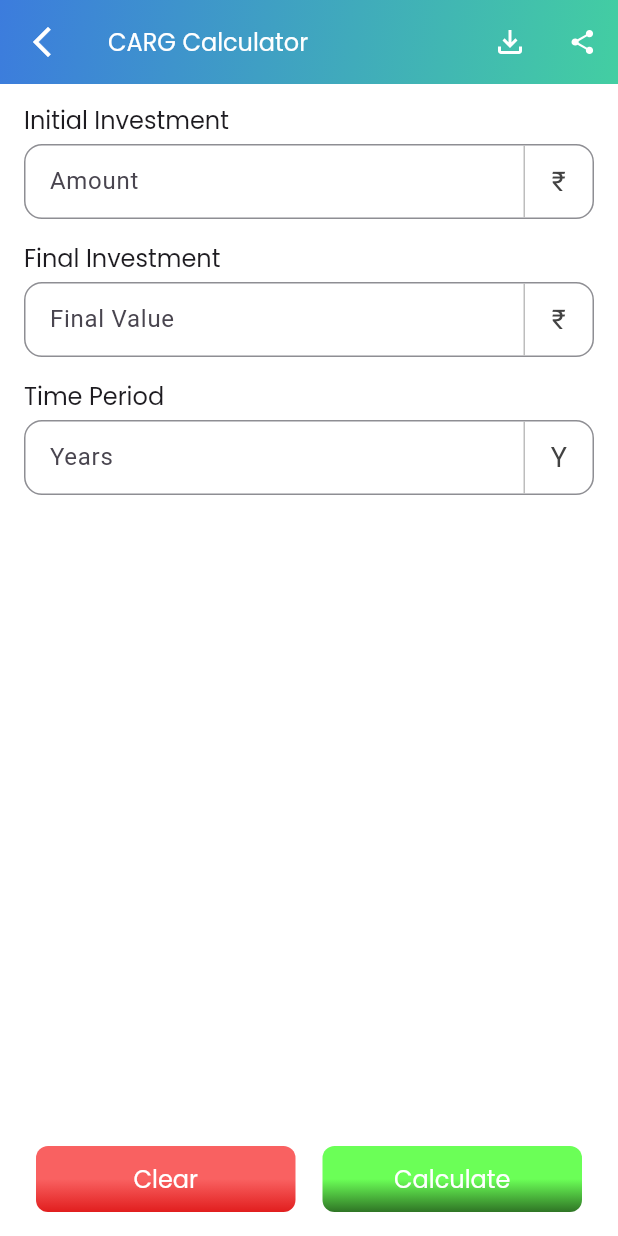
After one commit to shoaib3474/demo_project, a Flutter app: the CARGcalcView screen opened directly, on a phone screen of 412 x 824 dp. The commit adds this screen. Run offline on Flutter 3.47's test engine with Material 3 defaults, Android fonts, the phone set to English and light mode, and no system bars; our stand-ins replace fl_chart, flutter_svg, get, shared_preferences; accounts and stored records are empty.

Commit message:
create investment calcs

```diff
--- /dev/null
+++ b/lib/controller/investment_ctrls/CARG_ctrls.dart
@@ -0,0 +1,44 @@
+import 'dart:math';
+
+import 'package:demo_project/utils/services/base_shared_preference.dart';
+import 'package:demo_project/models/base_calculator_model.dart';
+
+class CARGController {
+  static const String _key = 'carg_result';
+
+  /// Calculates the Compound Annual Growth Rate (CAGR)
+  static BaseCalculatorModel calculate({
+    required double amount,
+    required double rate,
+    required double time,
+  }) {
+    final finalValue = rate;
+    final initialValue = amount;
+
+    final carg = pow((finalValue / initialValue), (1 / time)) - 1;
+    final cargPercent = carg * 100;
+
+    final gain = finalValue - initialValue;
+
+    return BaseCalculatorModel(
+      amount: amount,
+      rate: rate,
+      time: time,
+      result1: gain, // Total Gain
+      result2: rate, // Final Investment
+      result3: cargPercent.toDouble(), // CAGR %
+    );
+  }
+
+  static Future<void> save(BaseCalculatorModel model) async {
+    await BaseSharedPreference.save(_key, model);
+  }
+
+  static Future<BaseCalculatorModel?> load() async {
+    return await BaseSharedPreference.load(_key);
+  }
+
+  static Future<void> clear() async {
+    await BaseSharedPreference.clear(_key);
+  }
+}
--- /dev/null
+++ b/lib/controller/investment_ctrls/RD_calc_ctrls.dart
@@ -0,0 +1,52 @@
+import 'dart:math';
+
+import 'package:demo_project/models/base_calculator_model.dart';
+import 'package:demo_project/utils/services/base_shared_preference.dart';
+
+class RDController {
+  static const String _key = 'rd_calculator_result';
+
+  /// Calculate Recursive Deposit maturity amount
+  /// amount = monthly investment
+  /// rate = annual interest rate (percent)
+  /// time = years
+  static BaseCalculatorModel calculate({
+    required double amount,
+    required double rate,
+    required double time,
+  }) {
+    final monthlyRate = rate / 12 / 100;
+    final months = time * 12;
+
+    double maturityAmount;
+    if (monthlyRate > 0) {
+      maturityAmount =
+          amount * (pow(1 + monthlyRate, months) - 1) / monthlyRate;
+    } else {
+      maturityAmount = amount * months;
+    }
+
+    final investedAmount = amount * months;
+    final interestEarned = maturityAmount - investedAmount;
+
+    return BaseCalculatorModel(
+      amount: investedAmount,
+      result1: maturityAmount,
+      result2: interestEarned,
+      rate: rate,
+      time: time,
+    );
+  }
+
+  static Future<void> save(BaseCalculatorModel model) async {
+    await BaseSharedPreference.save(_key, model);
+  }
+
+  static Future<BaseCalculatorModel?> load() async {
+    return await BaseSharedPreference.load(_key);
+  }
+
+  static Future<void> clear() async {
+    await BaseSharedPreference.clear(_key);
+  }
+}
--- /dev/null
+++ b/lib/controller/investment_ctrls/post_office_ctrls.dart
@@ -0,0 +1,44 @@
+import 'package:demo_project/utils/services/base_shared_preference.dart';
+import 'package:demo_project/models/base_calculator_model.dart';
+
+class PostOfficeMISController {
+  static const String _key = 'post_office_mis_result';
+
+  /// Calculates:
+  /// - Monthly Interest = (P × R × T) / 100 ÷ (T × 12)
+  /// - Total Interest = (P × R × T) / 100
+  /// - Total Amount Payable = P + Total Interest
+  static BaseCalculatorModel calculate({
+    required double amount,
+    required double rate,
+    required double time,
+  }) {
+    final totalInterest = (amount * rate * time) / 100;
+    final monthlyInterest = totalInterest / (time * 12);
+    final totalPayable = amount + totalInterest;
+
+    return BaseCalculatorModel(
+      amount: amount, // P
+      rate: rate, // R
+      time: time, // T
+      result1: monthlyInterest,
+      result2: totalInterest,
+      result3: totalPayable,
+    );
+  }
+
+  /// Save the result to shared preferences
+  static Future<void> save(BaseCalculatorModel model) async {
+    await BaseSharedPreference.save(_key, model);
+  }
+
+  /// Load saved result from shared preferences
+  static Future<BaseCalculatorModel?> load() async {
+    return await BaseSharedPreference.load(_key);
+  }
+
+  /// Clear saved result
+  static Future<void> clear() async {
+    await BaseSharedPreference.clear(_key);
+  }
+}
--- a/lib/routes/calc_routs.dart
+++ b/lib/routes/calc_routs.dart
@@ -4,6 +4,8 @@ import 'package:demo_project/view/screens/calculators/income%20tax/HRA_calc_view
 import 'package:demo_project/view/screens/calculators/income%20tax/capital_gain_calc_view.dart';
 import 'package:demo_project/view/screens/calculators/income%20tax/depreciation_calc_view.dart';
 import 'package:demo_project/view/screens/calculators/income%20tax/tax_calc_view.dart';
+import 'package:demo_project/view/screens/calculators/investment/CAGA_calc_view.dart';
+import 'package:demo_project/view/screens/calculators/investment/post_office_MIS_view.dart';
 import 'package:flutter/material.dart';
 // Import all required calculator views...
 
@@ -14,4 +16,10 @@ final Map<String, Widget Function()> calculatorRouteMap = {
   "Depreciation Calculator": () => DepreciationCalcView(),
   "Tax Calculator": () => TaxtCalcView(),
   "Capital Gain Calculator": () => CapitalGainCalcView(),
+  "Post Office MIS": () => PostOfficeMISView(),
+  "CARG Calculator": () => CARGcalcView(),
+  // "RD Calculator"
+  // "FD Calculator",
+  // "Lump Sum Calculator",
+  // "SIP Calculator",
 };
--- /dev/null
+++ b/lib/view/screens/calculators/investment/CAGA_calc_view.dart
@@ -0,0 +1,148 @@
+// ignore_for_file: library_private_types_in_public_api, use_build_context_synchronously
+
+import 'package:demo_project/controller/investment_ctrls/CARG_ctrls.dart';
+import 'package:demo_project/providers/base_calculator_provider.dart';
+import 'package:demo_project/utils/utils.dart'; // for formatNumber
+import 'package:demo_project/view/screens/textfield.dart';
+import 'package:demo_project/widgets/result_chart.dart';
+import 'package:flutter/material.dart';
+import 'package:provider/provider.dart';
+
+class CARGcalcView extends StatefulWidget {
+  const CARGcalcView({super.key});
+
+  @override
+  _CARGcalcViewState createState() => _CARGcalcViewState();
+}
+
+class _CARGcalcViewState extends State<CARGcalcView> {
+  final intialInvestmentCtrl = TextEditingController();
+  final finalInvstCtrl = TextEditingController();
+  final timeCtrl = TextEditingController();
+
+  @override
+  void initState() {
+    super.initState();
+    _loadResult();
+  }
+
+  Future<void> _loadResult() async {
+    final model = await CARGController.load();
+    if (model != null) {
+      context.read<BaseCalculatorProvider>().setModel(model);
+    }
+  }
+
+  void _onCalculate() async {
+    if (intialInvestmentCtrl.text.isEmpty ||
+        finalInvstCtrl.text.isEmpty ||
+        timeCtrl.text.isEmpty) {
+      ScaffoldMessenger.of(
+        context,
+      ).showSnackBar(SnackBar(content: Text("Please fill all fields")));
+      return;
+    }
+
+    final amount = double.tryParse(intialInvestmentCtrl.text) ?? 0;
+    final rate = double.tryParse(finalInvstCtrl.text) ?? 0;
+    final time = double.tryParse(timeCtrl.text) ?? 0;
+
+    final result = CARGController.calculate(
+      amount: amount,
+      rate: rate,
+      time: time,
+    );
+
+    await CARGController.save(result);
+    context.read<BaseCalculatorProvider>().setModel(result);
+  }
+
+  void _onClear() async {
+    intialInvestmentCtrl.clear();
+    finalInvstCtrl.clear();
+    timeCtrl.clear();
+
+    await CARGController.clear();
+    context.read<BaseCalculatorProvider>().clear();
+
+    ScaffoldMessenger.of(
+      context,
+    ).showSnackBar(SnackBar(content: Text("Fields cleared")));
+  }
+
+  @override
+  Widget build(BuildContext context) {
+    final model = context.watch<BaseCalculatorProvider>().model;
+
+    return Scaffold(
+      resizeToAvoidBottomInset: true,
+      backgroundColor: AppColors.white,
+      appBar: CustomAppBar(
+        title: 'CARG Calculator',
+        onBack: () => Navigator.pop(context),
+        onDownload: () {},
+        onShare: () {},
+      ),
+      body: Column(
+        children: [
+          SingleChildScrollView(
+            padding: EdgeInsets.all(16),
+            child: Column(
+              spacing: 8,
+              crossAxisAlignment: CrossAxisAlignment.start,
+              children: [
+                Text("Initial Investment", style: AppTextStyles.body16),
+                CustomTextField(
+                  hintText: 'Amount',
+                  controller: intialInvestmentCtrl,
+                  rightText: "₹",
+                ),
+                SizedBox(height: 2),
+                Text("Final Investment", style: AppTextStyles.body16),
+                CustomTextField(
+                  hintText: 'Final Value',
+                  controller: finalInvstCtrl,
+                  rightText: "₹",
+                ),
+                SizedBox(height: 2),
+                Text("Time Period", style: AppTextStyles.body16),
+                CustomTextField(
+                  hintText: "Years",
+                  controller: timeCtrl,
+                  rightText: "Y",
+                ),
+              ],
+            ),
+          ),
+          SizedBox(height: 20),
+          if (model != null)
+            ResultChart(
+              dataEntries: [
+                ChartData(
+                  value: model.amount,
+                  color: AppColors.secondary,
+                  label: 'Initial Investment',
+                ),
+                ChartData(
+                  value: model.result2 ?? 0.0,
+                  color: AppColors.primary,
+                  label: 'Final Investment',
+                ),
+              ],
+              summaryRows: [
+                SummaryRowData(label: "CARG Gain", value: model.result1 ?? 0.0),
+                SummaryRowData(label: "CARG %", value: model.result3 ?? 0.0),
+              ],
+            )
+          else
+            SizedBox.shrink(),
+          Spacer(),
+        ],
+      ),
+      bottomSheet: ClearCalculateButtons(
+        onClearPressed: _onClear,
+        onCalculatePressed: _onCalculate,
+      ),
+    );
+  }
+}
--- /dev/null
+++ b/lib/view/screens/calculators/investment/RD_calc_view.dart
@@ -0,0 +1,152 @@
+// ignore_for_file: library_private_types_in_public_api, use_build_context_synchronously
+
+import 'package:demo_project/controller/investment_ctrls/RD_calc_ctrls.dart';
+import 'package:demo_project/providers/base_calculator_provider.dart';
+import 'package:demo_project/utils/utils.dart'; // For formatNumber
+import 'package:demo_project/view/screens/textfield.dart';
+import 'package:demo_project/widgets/result_chart.dart';
+import 'package:flutter/material.dart';
+import 'package:provider/provider.dart';
+
+class RDcalcView extends StatefulWidget {
+  const RDcalcView({super.key});
+
+  @override
+  _RDcalcViewState createState() => _RDcalcViewState();
+}
+
+class _RDcalcViewState extends State<RDcalcView> {
+  final investmentCtrl = TextEditingController();
+  final rateCtrl = TextEditingController();
+  final timeCtrl = TextEditingController();
+
+  @override
+  void initState() {
+    super.initState();
+    _loadResult();
+  }
+
+  Future<void> _loadResult() async {
+    final model = await RDController.load();
+    if (model != null) {
+      context.read<BaseCalculatorProvider>().setModel(model);
+    }
+  }
+
+  void _onCalculate() async {
+    if (investmentCtrl.text.isEmpty ||
+        rateCtrl.text.isEmpty ||
+        timeCtrl.text.isEmpty) {
+      ScaffoldMessenger.of(
+        context,
+      ).showSnackBar(SnackBar(content: Text("Please fill all fields")));
+      return;
+    }
+
+    final amount = double.tryParse(investmentCtrl.text) ?? 0;
+    final rate = double.tryParse(rateCtrl.text) ?? 0;
+    final time = double.tryParse(timeCtrl.text) ?? 0;
+
+    final result = RDController.calculate(
+      amount: amount,
+      rate: rate,
+      time: time,
+    );
+
+    await RDController.save(result);
+    context.read<BaseCalculatorProvider>().setModel(result);
+  }
+
+  void _onClear() async {
+    investmentCtrl.clear();
+    rateCtrl.clear();
+    timeCtrl.clear();
+
+    await RDController.clear();
+    context.read<BaseCalculatorProvider>().clear();
+
+    ScaffoldMessenger.of(
+      context,
+    ).showSnackBar(SnackBar(content: Text("Fields cleared")));
+  }
+
+  @override
+  Widget build(BuildContext context) {
+    final model = context.watch<BaseCalculatorProvider>().model;
+
+    return Scaffold(
+      resizeToAvoidBottomInset: true,
+      backgroundColor: AppColors.white,
+      appBar: CustomAppBar(
+        title: 'Recursive Deposit Calculator',
+        onBack: () => Navigator.pop(context),
+        onDownload: () {},
+        onShare: () {},
+      ),
+      body: Column(
+        children: [
+          SingleChildScrollView(
+            padding: EdgeInsets.all(16),
+            child: Column(
+              spacing: 8,
+              crossAxisAlignment: CrossAxisAlignment.start,
+              children: [
+                Text("Monthly Investment", style: AppTextStyles.body16),
+                CustomTextField(
+                  hintText: 'Amount',
+                  controller: investmentCtrl,
+                  rightText: "₹",
+                ),
+                SizedBox(height: 8),
+                Text("Rate of Interest (P.A)", style: AppTextStyles.body16),
+                CustomTextField(
+                  hintText: 'Interest Rate',
+                  controller: rateCtrl,
+                  rightText: "%",
+                ),
+                SizedBox(height: 8),
+                Text("Time Period", style: AppTextStyles.body16),
+                CustomTextField(
+                  hintText: "Years",
+                  controller: timeCtrl,
+                  rightText: "Y",
+                ),
+              ],
+            ),
+          ),
+          SizedBox(height: 20),
+          if (model != null)
+            ResultChart(
+              dataEntries: [
+                ChartData(
+                  value: model.amount,
+                  color: AppColors.secondary,
+                  label: 'Invested Amount',
+                ),
+                ChartData(
+                  value: model.result2 ?? 0.0,
+                  color: AppColors.primary,
+                  label: 'Total Interest',
+                ),
+              ],
+              summaryRows: [
+                SummaryRowData(label: "Invested Amount", value: (model.amount)),
+                SummaryRowData(label: "Return", value: (model.result2 ?? 0.0)),
+                SummaryRowData(
+                  label: "Total Amount",
+                  value: (model.result1 ?? 0.0),
+                ),
+              ],
+            )
+          else
+            SizedBox.shrink(),
+          Spacer(),
+        ],
+      ),
+      bottomSheet: ClearCalculateButtons(
+        onClearPressed: _onClear,
+        onCalculatePressed: _onCalculate,
+      ),
+    );
+  }
+}
--- /dev/null
+++ b/lib/view/screens/calculators/investment/post_office_MIS_view.dart
@@ -0,0 +1,158 @@
+// ignore_for_file: library_private_types_in_public_api, use_build_context_synchronously
+
+import 'package:demo_project/controller/investment_ctrls/post_office_ctrls.dart';
+import 'package:demo_project/providers/base_calculator_provider.dart';
+import 'package:demo_project/utils/utils.dart'; // This import provides formatNumber
+import 'package:demo_project/view/screens/textfield.dart';
+import 'package:demo_project/widgets/result_chart.dart';
+import 'package:flutter/material.dart';
+import 'package:provider/provider.dart';
+
+class PostOfficeMISView extends StatefulWidget {
+  const PostOfficeMISView({super.key});
+
+  @override
+  _PostOfficeMISViewState createState() => _PostOfficeMISViewState();
+}
+
+class _PostOfficeMISViewState extends State<PostOfficeMISView> {
+  final investmentCtrl = TextEditingController();
+  final rateCtrl = TextEditingController();
+  final timeCtrl = TextEditingController();
+
+  @override
+  void initState() {
+    super.initState();
+    _loadResult();
+  }
+
+  Future<void> _loadResult() async {
+    final model = await PostOfficeMISController.load();
+    if (model != null) {
+      context.read<BaseCalculatorProvider>().setModel(model);
+    }
+  }
+
+  void _onCalculate() async {
+    if (investmentCtrl.text.isEmpty ||
+        rateCtrl.text.isEmpty ||
+        timeCtrl.text.isEmpty) {
+      ScaffoldMessenger.of(
+        context,
+      ).showSnackBar(SnackBar(content: Text("Please fill all fields")));
+      return;
+    }
+
+    final amount = double.tryParse(investmentCtrl.text) ?? 0;
+    final rate = double.tryParse(rateCtrl.text) ?? 0;
+    final time = double.tryParse(timeCtrl.text) ?? 0;
+
+    final result = PostOfficeMISController.calculate(
+      amount: amount,
+      rate: rate,
+      time: time,
+    );
+
+    await PostOfficeMISController.save(result);
+    context.read<BaseCalculatorProvider>().setModel(result);
+  }
+
+  void _onClear() async {
+    investmentCtrl.clear();
+    rateCtrl.clear();
+    timeCtrl.clear();
+
+    await PostOfficeMISController.clear();
+    context.read<BaseCalculatorProvider>().clear();
+
+    ScaffoldMessenger.of(
+      context,
+    ).showSnackBar(SnackBar(content: Text("Fields cleared")));
+  }
+
+  @override
+  Widget build(BuildContext context) {
+    final model = context.watch<BaseCalculatorProvider>().model;
+
+    return Scaffold(
+      resizeToAvoidBottomInset: true,
+      backgroundColor: AppColors.white,
+      appBar: CustomAppBar(
+        title: 'Post Office (Monthly Income Schedule) Calculator',
+        onBack: () => Navigator.pop(context),
+        onDownload: () {},
+        onShare: () {},
+      ),
+      body: Column(
+        children: [
+          SingleChildScrollView(
+            padding: EdgeInsets.all(16),
+            child: Column(
+              spacing: 8,
+              crossAxisAlignment: CrossAxisAlignment.start,
+              children: [
+                Text("Investment Amount", style: AppTextStyles.body16),
+                CustomTextField(
+                  hintText: 'Amount',
+                  controller: investmentCtrl,
+                  rightText: "₹",
+                ),
+                SizedBox(height: 2),
+                Text("Expected return rate (P.A)", style: AppTextStyles.body16),
+                CustomTextField(
+                  hintText: 'Interest Rate',
+                  controller: rateCtrl,
+                  rightText: "%",
+                ),
+                SizedBox(height: 2),
+                Text("Time Period", style: AppTextStyles.body16),
+                CustomTextField(
+                  hintText: "Years",
+                  controller: timeCtrl,
+                  rightText: "Y",
+                ),
+              ],
+            ),
+          ),
+          SizedBox(height: 20),
+          if (model != null)
+            ResultChart(
+              dataEntries: [
+                ChartData(
+                  value: model.amount,
+                  color: AppColors.secondary,
+                  label: 'Invested Amount',
+                ),
+                ChartData(
+                  value: model.result2 ?? 0.0,
+                  color: AppColors.primary,
+                  label: 'Total Interest',
+                ),
+              ],
+              summaryRows: [
+                SummaryRowData(
+                  label: "Monthly Interest",
+                  value: model.result1 ?? 0.0,
+                ),
+                SummaryRowData(
+                  label: "Total Interest",
+                  value: (model.result2 ?? 0.0),
+                ),
+                SummaryRowData(
+                  label: "Total Amount Payable",
+                  value: (model.result3 ?? 0.0),
+                ),
+              ],
+            )
+          else
+            SizedBox.shrink(),
+          Spacer(),
+        ],
+      ),
+      bottomSheet: ClearCalculateButtons(
+        onClearPressed: _onClear,
+        onCalculatePressed: _onCalculate,
+      ),
+    );
+  }
+}
--- a/lib/view/screens/tools_screen.dart
+++ b/lib/view/screens/tools_screen.dart
@@ -42,7 +42,7 @@ class _ToolsScreenState extends State<ToolsScreen> {
       'color': Colors.lime,
       'calculators': [
         "Post Office MIS",
-        "CAGR Calculator",
+        "CARG Calculator",
         "RD Calculator",
         "FD Calculator",
         "Lump Sum Calculator",
```
Also changed, not shown: lib/view/screens/calculators/income tax/capital_gain_calc_view.dart (+24 -20 lines).
